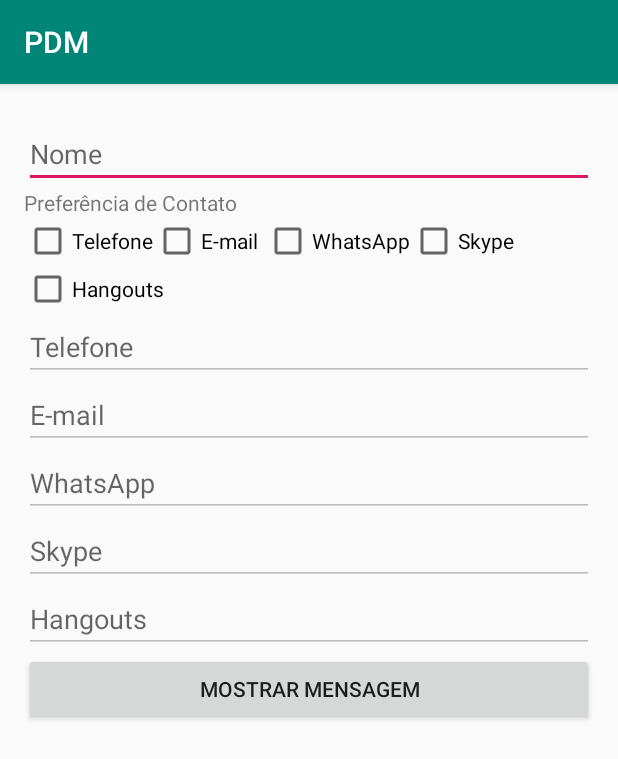
After one commit to victorrss/PDM-BSI, an Android app: the CheckboxActivity screen opened directly, with no data from a screen before it, on a phone screen of 412 x 824 dp. The commit adds this screen. Shown: the top 759 px of the screen. Run offline under Robolectric (Android 15) with nearby library versions, the phone set to English and light mode, and no system bars.

Commit message:
checkbox finalizado

```diff
--- /dev/null
+++ b/app/src/main/java/br/senac/sp/victor/checkbox/CheckboxActivity.java
@@ -0,0 +1,118 @@
+package br.senac.sp.victor.checkbox;
+
+import androidx.appcompat.app.AppCompatActivity;
+
+import android.os.Bundle;
+import android.view.View;
+import android.widget.Button;
+import android.widget.CheckBox;
+import android.widget.CompoundButton;
+import android.widget.EditText;
+
+import br.senac.sp.victor.R;
+import br.senac.sp.victor.util.Util;
+
+public class CheckboxActivity extends AppCompatActivity {
+    private EditText etNome;
+    private EditText etTelefone;
+    private EditText etEmail;
+    private EditText etWhatsApp;
+    private EditText etSkype;
+    private EditText etHangouts;
+    private CheckBox cbTelefone;
+    private CheckBox cbEmail;
+    private CheckBox cbWhatsApp;
+    private CheckBox cbSkype;
+    private CheckBox cbHangouts;
+    private Button btnMostrarMsg;
+
+    @Override
+    protected void onCreate(Bundle savedInstanceState) {
+        super.onCreate(savedInstanceState);
+        setContentView(R.layout.activity_checkbox);
+
+        etNome = findViewById(R.id.etNome);
+        etTelefone = findViewById(R.id.etTelefone);
+        etEmail = findViewById(R.id.etEmail);
+        etWhatsApp = findViewById(R.id.etWhatsApp);
+        etSkype = findViewById(R.id.etSkype);
+        etHangouts = findViewById(R.id.etHangouts);
+        cbTelefone = findViewById(R.id.cbTelefone);
+        cbEmail = findViewById(R.id.cbEmail);
+        cbWhatsApp = findViewById(R.id.cbWhatsApp);
+        cbSkype = findViewById(R.id.cbSkype);
+        cbHangouts = findViewById(R.id.cbHangouts);
+        btnMostrarMsg = findViewById(R.id.btnMostrarMsg);
+
+        View.OnClickListener listener = new View.OnClickListener() {
+            @Override
+            public void onClick(View v) {
+                if (etNome.getText().toString().trim().equals("")) {
+                    Util.showDialog("Informe o nome!", "Atenção", CheckboxActivity.this);
+                    return;
+                }
+
+                String msg = "Nome: " + etNome.getText() + "\n";
+                msg += cbTelefone.isChecked() ? "Telefone: " + etTelefone.getText() + "\n" : "";
+                msg += cbEmail.isChecked() ? "Email: " + etEmail.getText() + "\n" : "";
+                msg += cbWhatsApp.isChecked() ? "WhatsApp: " + etWhatsApp.getText() + "\n" : "";
+                msg += cbSkype.isChecked() ? "Skype: " + etSkype.getText() + "\n" : "";
+                msg += cbHangouts.isChecked() ? "Hangouts: " + etHangouts.getText() + "\n" : "";
+                msg += "\nPreferência de contato: ";
+                msg += cbTelefone.isChecked() ? "\n - Telefone " : "";
+                msg += cbEmail.isChecked() ? "\n - Email" : "";
+                msg += cbWhatsApp.isChecked() ? "\n - WhatsApp" : "";
+                msg += cbSkype.isChecked() ? "\n - Skype" : "";
+                msg += cbHangouts.isChecked() ? "\n - Hangouts" : "";
+
+                Util.showDialog(msg, "Dados", CheckboxActivity.this);
+            };
+        };
+        btnMostrarMsg.setOnClickListener(listener);
+
+        cbTelefone.setOnCheckedChangeListener(new CompoundButton.OnCheckedChangeListener() {
+            @Override
+            public void onCheckedChanged(CompoundButton compoundButton, boolean b) {
+                etTelefone.setText("");
+                etTelefone.setEnabled(b);
+                if (b) etTelefone.requestFocus();
+            }
+        });
+
+        cbEmail.setOnCheckedChangeListener(new CompoundButton.OnCheckedChangeListener() {
+            @Override
+            public void onCheckedChanged(CompoundButton compoundButton, boolean b) {
+                etEmail.setText("");
+                etEmail.setEnabled(b);
+                if (b) etEmail.requestFocus();
+            }
+        });
+
+        cbWhatsApp.setOnCheckedChangeListener(new CompoundButton.OnCheckedChangeListener() {
+            @Override
+            public void onCheckedChanged(CompoundButton compoundButton, boolean b) {
+                etWhatsApp.setText("");
+                etWhatsApp.setEnabled(b);
+                if (b) etWhatsApp.requestFocus();
+            }
+        });
+
+        cbSkype.setOnCheckedChangeListener(new CompoundButton.OnCheckedChangeListener() {
+            @Override
+            public void onCheckedChanged(CompoundButton compoundButton, boolean b) {
+                etSkype.setText("");
+                etSkype.setEnabled(b);
+                if (b) etSkype.requestFocus();
+            }
+        });
+
+        cbHangouts.setOnCheckedChangeListener(new CompoundButton.OnCheckedChangeListener() {
+            @Override
+            public void onCheckedChanged(CompoundButton compoundButton, boolean b) {
+                etHangouts.setText("");
+                etHangouts.setEnabled(b);
+                if (b) etHangouts.requestFocus();
+            }
+        });
+    }
+}
--- /dev/null
+++ b/app/src/main/res/layout/activity_checkbox.xml
@@ -0,0 +1,158 @@
+<?xml version="1.0" encoding="utf-8"?>
+<androidx.constraintlayout.widget.ConstraintLayout xmlns:android="http://schemas.android.com/apk/res/android"
+        xmlns:app="http://schemas.android.com/apk/res-auto"
+        xmlns:tools="http://schemas.android.com/tools"
+        android:layout_width="match_parent"
+        android:layout_height="match_parent"
+        tools:context=".checkbox.CheckboxActivity">
+
+    <EditText
+            android:id="@+id/etNome"
+            android:layout_width="0dp"
+            android:layout_height="wrap_content"
+            android:layout_marginStart="16dp"
+            android:layout_marginTop="24dp"
+            android:layout_marginEnd="16dp"
+            android:ems="10"
+            android:hint="Nome"
+            android:inputType="textPersonName"
+            app:layout_constraintEnd_toEndOf="parent"
+            app:layout_constraintHorizontal_bias="1.0"
+            app:layout_constraintStart_toStartOf="parent"
+            app:layout_constraintTop_toTopOf="parent" />
+
+    <EditText
+            android:id="@+id/etTelefone"
+            android:layout_width="0dp"
+            android:layout_height="wrap_content"
+            android:layout_marginStart="16dp"
+            android:layout_marginEnd="16dp"
+            android:ems="10"
+            android:enabled="false"
+            android:hint="Telefone"
+            android:inputType="phone"
+            app:layout_constraintEnd_toEndOf="parent"
+            app:layout_constraintStart_toStartOf="parent"
+            app:layout_constraintTop_toBottomOf="@+id/cbHangouts" />
+
+    <EditText
+            android:id="@+id/etEmail"
+            android:layout_width="0dp"
+            android:layout_height="wrap_content"
+            android:layout_marginStart="16dp"
+            android:layout_marginEnd="16dp"
+            android:ems="10"
+            android:enabled="false"
+            android:hint="E-mail"
+            android:inputType="textEmailAddress"
+            app:layout_constraintEnd_toEndOf="parent"
+            app:layout_constraintStart_toStartOf="parent"
+            app:layout_constraintTop_toBottomOf="@+id/etTelefone" />
+
+    <TextView
+            android:id="@+id/textView2"
+            android:layout_width="wrap_content"
+            android:layout_height="wrap_content"
+            android:layout_marginStart="16dp"
+            android:text="Preferência de Contato"
+            app:layout_constraintStart_toStartOf="parent"
+            app:layout_constraintTop_toBottomOf="@+id/etNome" />
+
+    <CheckBox
+            android:id="@+id/cbTelefone"
+            android:layout_width="wrap_content"
+            android:layout_height="wrap_content"
+            android:layout_marginStart="16dp"
+            android:text="Telefone"
+            app:layout_constraintStart_toStartOf="parent"
+            app:layout_constraintTop_toBottomOf="@+id/textView2" />
+
+
+    <CheckBox
+            android:id="@+id/cbEmail"
+            android:layout_width="wrap_content"
+            android:layout_height="wrap_content"
+            android:text="E-mail"
+            app:layout_constraintStart_toEndOf="@+id/cbTelefone"
+            app:layout_constraintTop_toBottomOf="@+id/textView2" />
+
+    <Button
+            android:id="@+id/btnMostrarMsg"
+            android:layout_width="0dp"
+            android:layout_height="wrap_content"
+            android:layout_marginStart="16dp"
+            android:layout_marginEnd="16dp"
+            android:text="Mostrar mensagem"
+            app:layout_constraintEnd_toEndOf="parent"
+            app:layout_constraintHorizontal_bias="0.0"
+            app:layout_constraintStart_toStartOf="parent"
+            app:layout_constraintTop_toBottomOf="@+id/etHangouts" />
+
+    <EditText
+            android:id="@+id/etWhatsApp"
+            android:layout_width="0dp"
+            android:layout_height="wrap_content"
+            android:layout_marginStart="16dp"
+            android:layout_marginEnd="16dp"
+            android:ems="10"
+            android:enabled="false"
+            android:hint="WhatsApp"
+            android:inputType="textPersonName"
+            app:layout_constraintEnd_toEndOf="parent"
+            app:layout_constraintStart_toStartOf="parent"
+            app:layout_constraintTop_toBottomOf="@+id/etEmail" />
+
+    <EditText
+            android:id="@+id/etSkype"
+            android:layout_width="0dp"
+            android:layout_height="wrap_content"
+            android:layout_marginStart="16dp"
+            android:layout_marginEnd="16dp"
+            android:ems="10"
+            android:enabled="false"
+            android:hint="Skype"
+            android:inputType="textPersonName"
+            app:layout_constraintEnd_toEndOf="parent"
+            app:layout_constraintStart_toStartOf="parent"
+            app:layout_constraintTop_toBottomOf="@+id/etWhatsApp" />
+
+    <EditText
+            android:id="@+id/etHangouts"
+            android:layout_width="0dp"
+            android:layout_height="wrap_content"
+            android:layout_marginStart="16dp"
+            android:layout_marginEnd="16dp"
+            android:ems="10"
+            android:enabled="false"
+            android:hint="Hangouts"
+            android:inputType="textPersonName"
+            app:layout_constraintEnd_toEndOf="parent"
+            app:layout_constraintStart_toStartOf="parent"
+            app:layout_constraintTop_toBottomOf="@+id/etSkype" />
+
+    <CheckBox
+            android:id="@+id/cbWhatsApp"
+            android:layout_width="wrap_content"
+            android:layout_height="wrap_content"
+            android:layout_marginStart="4dp"
+            android:text="WhatsApp"
+            app:layout_constraintStart_toEndOf="@+id/cbEmail"
+            app:layout_constraintTop_toBottomOf="@+id/textView2" />
+
+    <CheckBox
+            android:id="@+id/cbSkype"
+            android:layout_width="wrap_content"
+            android:layout_height="wrap_content"
+            android:text="Skype"
+            app:layout_constraintStart_toEndOf="@id/cbWhatsApp"
+            app:layout_constraintTop_toBottomOf="@+id/textView2" />
+
+    <CheckBox
+            android:id="@+id/cbHangouts"
+            android:layout_width="wrap_content"
+            android:layout_height="wrap_content"
+            android:layout_marginStart="16dp"
+            android:text="Hangouts"
+            app:layout_constraintStart_toStartOf="parent"
+            app:layout_constraintTop_toBottomOf="@+id/cbTelefone" />
+</androidx.constraintlayout.widget.ConstraintLayout>
```
Also changed, not shown: app/src/main/AndroidManifest.xml (+14 -0 lines), app/src/main/java/br/senac/sp/victor/calculadora/CalculadoraActivity.java (added, +83 -0 lines), app/src/main/java/br/senac/sp/victor/testapplication/TestActivity.java (+21 -31 lines), app/src/main/java/br/senac/sp/victor/util/Util.java (added, +25 -0 lines), app/src/main/res/layout/activity_calculadora.xml (added, +108 -0 lines).
